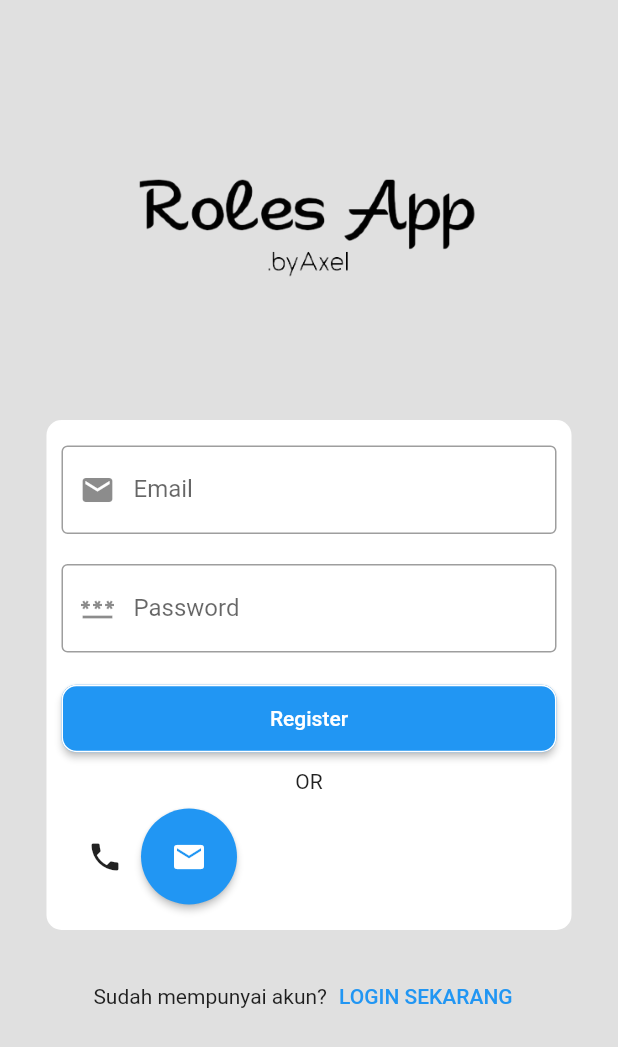
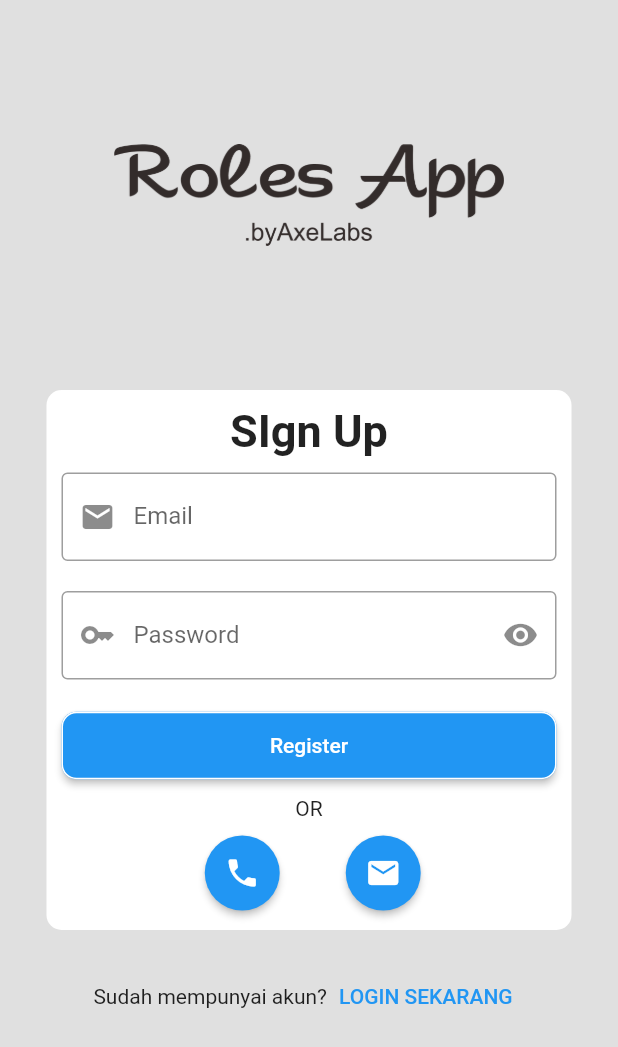
Before and after one commit to GigantiX/roles_app, a Flutter app: the SignupView screen opened by its route, on a phone screen of 412 x 824 dp. Shown: the top 1047 px of the screen. Run offline on Flutter 3.47's test engine with Material 2 defaults, Android fonts, the phone set to English and light mode, and no system bars; our stand-ins replace firebase_auth, firebase_core, get; accounts and stored records are empty.

Commit message:
UI updated

```diff
--- a/lib/app/modules/signup/views/signup_view.dart
+++ b/lib/app/modules/signup/views/signup_view.dart
@@ -7,7 +7,10 @@ import 'package:get/get.dart';
 import '../controllers/signup_controller.dart';
 
 class SignupView extends GetView<SignupController> {
+
   final authC = Get.find<AuthController>();
+  var pass = true.obs;
+
   @override
   Widget build(BuildContext context) {
     return Scaffold(
@@ -15,15 +18,15 @@ class SignupView extends GetView<SignupController> {
       body: SingleChildScrollView(
         child: Center(
           child: Column(
-            mainAxisAlignment: MainAxisAlignment.center,
+            mainAxisAlignment: MainAxisAlignment.start,
             children: [
               Image.asset(
-                'assets/images/logo1.png',
-                height: 280,
-                width: 280,
+                'assets/images/iconRoles.png',
+                height: 260,
+                width: 260,
               ),
               Container(
-                height: 340,
+                height: 360,
                 width: 350,
                 decoration: BoxDecoration(
                   color: Colors.white,
@@ -32,26 +35,47 @@ class SignupView extends GetView<SignupController> {
                 child: Padding(
                   padding: const EdgeInsets.all(10),
                   child: Column(
-                    mainAxisAlignment: MainAxisAlignment.center,
+                    mainAxisAlignment: MainAxisAlignment.start,
                     children: [
+                      Text(
+                        'SIgn Up',
+                        style: TextStyle(
+                            fontSize: 30, fontWeight: FontWeight.bold),
+                      ),
+                      SizedBox(
+                        height: 10,
+                      ),
                       TextField(
                         controller: controller.emailC,
+                        textInputAction: TextInputAction.next,
                         decoration: InputDecoration(
                             labelText: "Email",
                             prefixIcon: Icon(Icons.mail),
-                            border: OutlineInputBorder()
-                        ),
+                            border: OutlineInputBorder()),
                       ),
                       SizedBox(
                         height: 20,
                       ),
-                      TextField(
+                      Obx(() => TextField(
                         controller: controller.passC,
+                        textInputAction: TextInputAction.done,
+                        obscureText: pass.value,
                         decoration: InputDecoration(
                             labelText: "Password",
-                            prefixIcon: Icon(Icons.password),
+                            prefixIcon: Icon(Icons.key),
+                            suffixIcon: IconButton(
+                                onPressed: (){
+                                  if (pass.value == true){
+                                    pass.value = false;
+                                  }else{
+                                    pass.value = true;
+                                  }
+                                },
+                                icon: Icon(Icons.remove_red_eye)
+                            ),
                             border: OutlineInputBorder()
                         ),
+                      ),
                       ),
                       SizedBox(
                         height: 20,
@@ -66,8 +90,7 @@ class SignupView extends GetView<SignupController> {
                               side: BorderSide(color: Colors.white),
                             ),
                             padding: EdgeInsets.all(5),
-                            minimumSize: Size(330, 45)
-                        ),
+                            minimumSize: Size(330, 45)),
                       ),
                       SizedBox(
                         height: 10,
@@ -77,24 +100,38 @@ class SignupView extends GetView<SignupController> {
                         height: 10,
                       ),
                       Row(
+                        mainAxisAlignment: MainAxisAlignment.center,
                         children: [
                           SizedBox(
-                            width: 5,),
-                          IconButton(
+                            width: 5,
+                          ),
+                          ElevatedButton(
                             onPressed: () => Get.toNamed(Routes.SIGNUP),
-                            icon: Icon(Icons.phone),
+                            child: Icon(Icons.phone, color: Colors.white),
+                            style: ElevatedButton.styleFrom(
+                                shape: CircleBorder(),
+                                primary: Colors.blue,
+                                // <-- Button color
+                                onPrimary: Colors.red,
+                                // <-- Splash color
+                                fixedSize: const Size(50, 50)
+                            ),
+                          ),
+                          SizedBox(
+                            width: 30,
                           ),
                           ElevatedButton(
                             onPressed: () {},
                             child: Icon(Icons.mail, color: Colors.white),
                             style: ElevatedButton.styleFrom(
                                 shape: CircleBorder(),
-                                padding: EdgeInsets.all(20),
-                                primary: Colors.blue, // <-- Button color
-                                onPrimary: Colors.red, // <-- Splash color
-                                minimumSize: Size(10, 10)
+                                primary: Colors.blue,
+                                // ^ Button color
+                                onPrimary: Colors.red,
+                                // ^ Splash color
+                                fixedSize: const Size(50, 50)
                             ),
-                          )
+                          ),
                         ],
                       ),
                     ],
```
